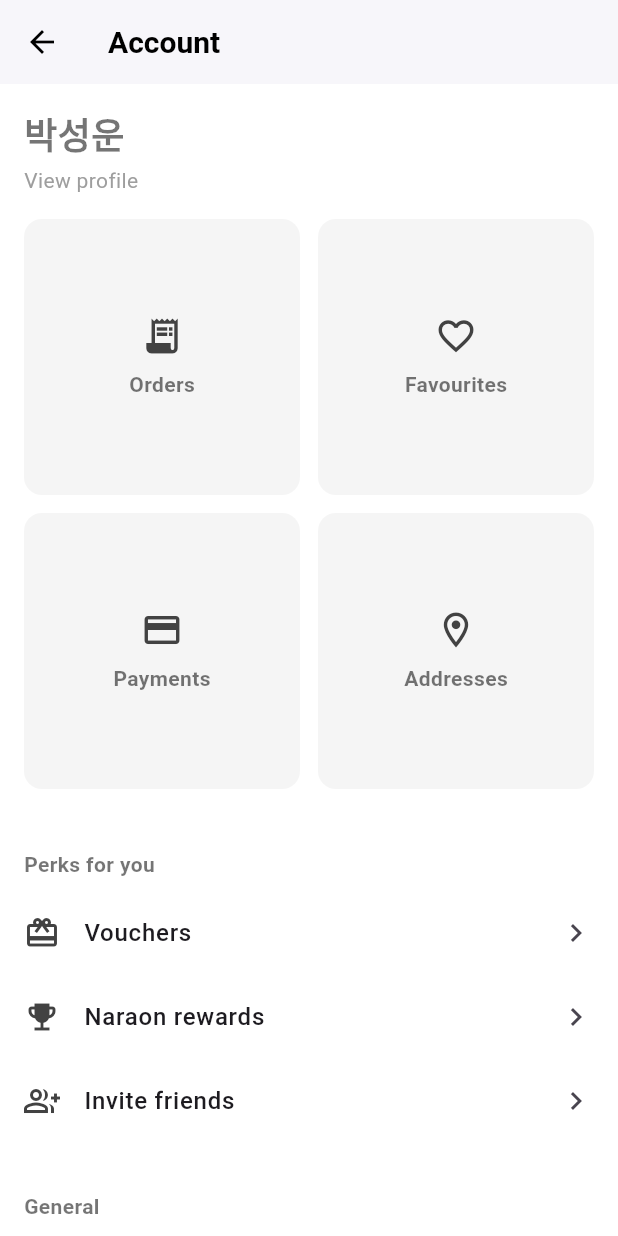
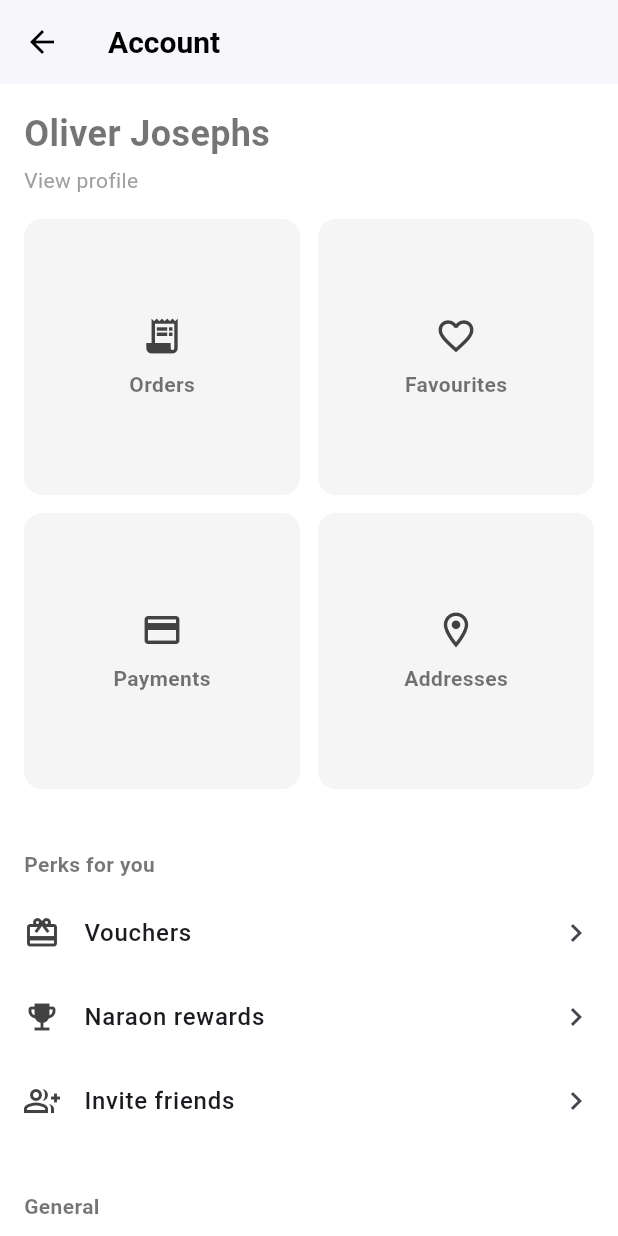
Before and after one commit to htetaungkyawmx/pizza_app, a Flutter app: the ProfileScreen screen opened by its route, on a phone screen of 412 x 824 dp. Run offline on Flutter 3.47's test engine with Material 3 defaults, Android fonts, the phone set to English and light mode, and no system bars; our stand-ins replace geolocator.

Commit message:
change name

```diff
--- a/lib/screens/profile_screen.dart
+++ b/lib/screens/profile_screen.dart
@@ -48,7 +48,7 @@ class ProfileScreen extends StatelessWidget {
             crossAxisAlignment: CrossAxisAlignment.start,
             children: [
               const Text(
-                '박성운',
+                'Oliver Josephs',
                 style: TextStyle(fontSize: 24, fontWeight: FontWeight.bold),
               ),
               const SizedBox(height: 4),
```
Also changed, not shown: 1 other file.
